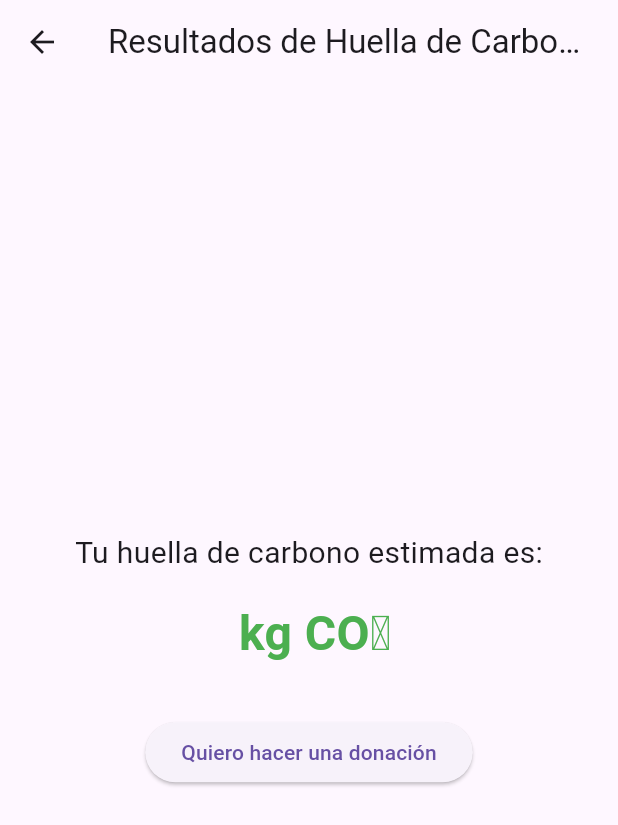
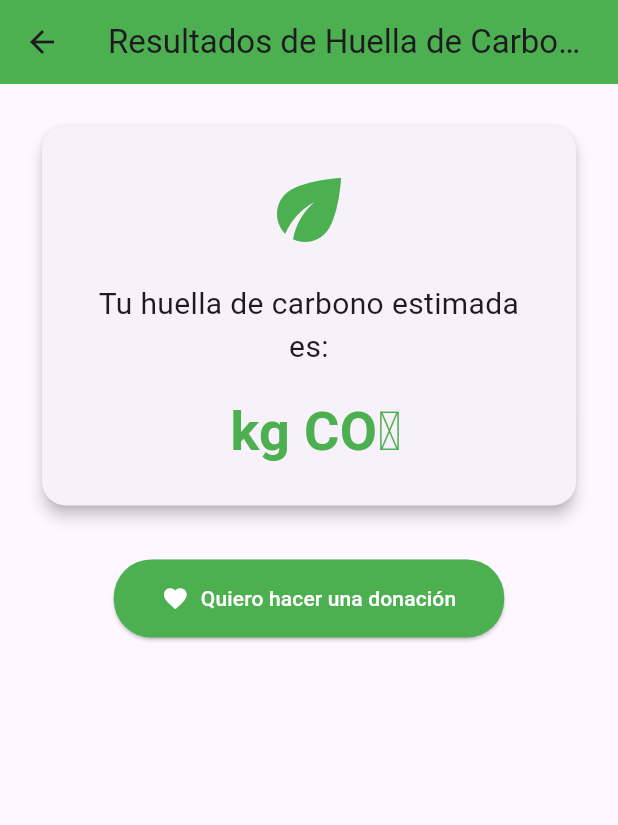
Before and after one commit to Tburgos11/HuellaCarbono, a Flutter app: the ResultadosScreen screen opened by its route, on a phone screen of 412 x 824 dp. Shown: the top 825 px of the screen. Run offline on Flutter 3.47's test engine with Material 3 defaults, Android fonts, the light colour scheme and no system bars.

Commit message:
Agregación de recomendaciones
Recomendaciones para el front según calculo en back end

```diff
--- a/frontend/lib/screens/formulario_screen.dart
+++ b/frontend/lib/screens/formulario_screen.dart
@@ -371,9 +371,13 @@ class _FormularioScreenState extends State<FormularioScreen> {
       if (response.statusCode == 200) {
         final data = json.decode(response.body);
         final resultado = data["emisiones_estimadas_kgCO2"].toString();
+        final recomendaciones = List<String>.from(data["recomendaciones"] ?? []);
         Navigator.push(
           context,
-          MaterialPageRoute(builder: (_) => ResultadosScreen(resultado: resultado)),
+          MaterialPageRoute(builder: (_) => ResultadosScreen(
+            resultado: resultado,
+            recomendaciones: recomendaciones,
+          )),
         ).then((_) => Navigator.push(
           context,
           MaterialPageRoute(builder: (_) => const DonacionesScreen()),
--- a/frontend/lib/screens/resultados_screen.dart
+++ b/frontend/lib/screens/resultados_screen.dart
@@ -2,33 +2,153 @@ import 'package:flutter/material.dart';
 
 class ResultadosScreen extends StatelessWidget {
   final String resultado;
-  const ResultadosScreen({super.key, required this.resultado});
+  final List<String> recomendaciones;
+
+  const ResultadosScreen({
+    super.key,
+    required this.resultado,
+    this.recomendaciones = const [],
+  });
 
   @override
   Widget build(BuildContext context) {
     return Scaffold(
-      appBar: AppBar(title: const Text('Resultados de Huella de Carbono')),
-      body: Center(
+      appBar: AppBar(
+        title: const Text('Resultados de Huella de Carbono'),
+        backgroundColor: Colors.green,
+      ),
+      body: SingleChildScrollView(
+        padding: const EdgeInsets.all(24.0),
+        child: Center(
           child: Column(
             mainAxisAlignment: MainAxisAlignment.center,
             children: [
-            Text(
+              // Resultado principal
+              Card(
+                elevation: 4,
+                shape: RoundedRectangleBorder(borderRadius: BorderRadius.circular(16)),
+                child: Padding(
+                  padding: const EdgeInsets.all(24.0),
+                  child: Column(
+                    children: [
+                      const Icon(
+                        Icons.eco,
+                        size: 64,
+                        color: Colors.green,
+                      ),
+                      const SizedBox(height: 16),
+                      const Text(
                         'Tu huella de carbono estimada es:',
-              style: const TextStyle(fontSize: 20),
+                        style: TextStyle(fontSize: 20),
+                        textAlign: TextAlign.center,
                       ),
                       const SizedBox(height: 16),
                       Text(
                         '$resultado kg CO₂',
-              style: const TextStyle(fontSize: 32, fontWeight: FontWeight.bold, color: Colors.green),
+                        style: const TextStyle(
+                          fontSize: 36,
+                          fontWeight: FontWeight.bold,
+                          color: Colors.green
+                        ),
+                      ),
+                    ],
+                  ),
+                ),
+              ),
+
+              const SizedBox(height: 32),
+
+              // Sección de recomendaciones
+              if (recomendaciones.isNotEmpty) ...[
+                Card(
+                  elevation: 4,
+                  shape: RoundedRectangleBorder(borderRadius: BorderRadius.circular(16)),
+                  child: Padding(
+                    padding: const EdgeInsets.all(24.0),
+                    child: Column(
+                      crossAxisAlignment: CrossAxisAlignment.start,
+                      children: [
+                        Row(
+                          children: [
+                            const Icon(
+                              Icons.lightbulb_outline,
+                              color: Colors.orange,
+                              size: 28,
+                            ),
+                            const SizedBox(width: 12),
+                            const Text(
+                              'Recomendaciones para ti',
+                              style: TextStyle(
+                                fontSize: 22,
+                                fontWeight: FontWeight.bold,
+                                color: Colors.orange,
+                              ),
+                            ),
+                          ],
+                        ),
+                        const SizedBox(height: 16),
+                        ...recomendaciones.asMap().entries.map((entry) {
+                          int index = entry.key;
+                          String recomendacion = entry.value;
+                          return Padding(
+                            padding: const EdgeInsets.only(bottom: 12.0),
+                            child: Row(
+                              crossAxisAlignment: CrossAxisAlignment.start,
+                              children: [
+                                Container(
+                                  width: 24,
+                                  height: 24,
+                                  decoration: BoxDecoration(
+                                    color: Colors.green[100],
+                                    shape: BoxShape.circle,
+                                  ),
+                                  child: Center(
+                                    child: Text(
+                                      '${index + 1}',
+                                      style: TextStyle(
+                                        color: Colors.green[700],
+                                        fontWeight: FontWeight.bold,
+                                        fontSize: 12,
+                                      ),
+                                    ),
+                                  ),
+                                ),
+                                const SizedBox(width: 12),
+                                Expanded(
+                                  child: Text(
+                                    recomendacion,
+                                    style: const TextStyle(fontSize: 16, height: 1.4),
+                                  ),
+                                ),
+                              ],
+                            ),
+                          );
+                        }).toList(),
+                      ],
+                    ),
+                  ),
                 ),
                 const SizedBox(height: 32),
-            ElevatedButton(
+              ],
+
+              // Botón de donación
+              ElevatedButton.icon(
                 onPressed: () {
                   Navigator.pushNamed(context, '/donaciones');
                 },
-              child: const Text('Quiero hacer una donación'),
+                icon: const Icon(Icons.favorite, color: Colors.white),
+                label: const Text(
+                  'Quiero hacer una donación',
+                  style: TextStyle(color: Colors.white),
+                ),
+                style: ElevatedButton.styleFrom(
+                  backgroundColor: Colors.green,
+                  padding: const EdgeInsets.symmetric(horizontal: 32, vertical: 16),
+                  shape: RoundedRectangleBorder(borderRadius: BorderRadius.circular(25)),
+                ),
               ),
             ],
+          ),
         ),
       ),
     );
```
Also changed, not shown: 2 other files. Lines whose indentation alone changed are shown as unchanged.
